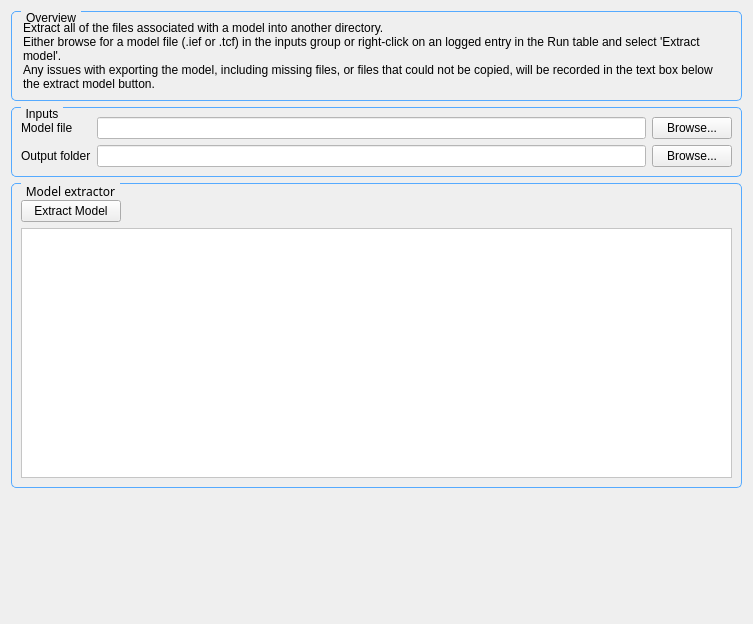
ErmeviewEnvironmentalLtd/LogIT, file src/logit/extractmodel/ModelExtractor_Widget.ui: the form before one commit.
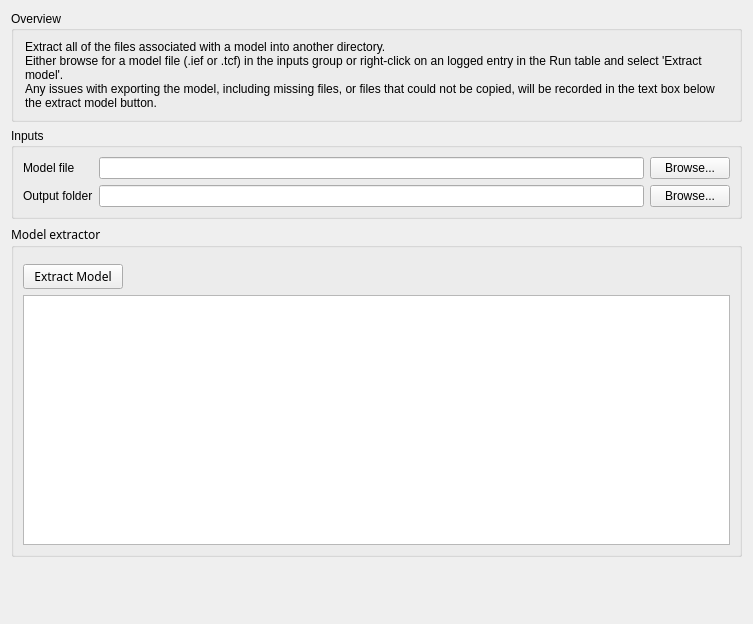
The form after the commit.

Commit message:
Reset all styles in the QT components.
Adjusting a few styles in QT was causing a massive headache as all
default styling seems to be removed for all subcomponents after this
has happened.

Everything reset to default apart from some font sizing.

Diff of the .ui file:
```diff
--- a/src/logit/extractmodel/ModelExtractor_Widget.ui
+++ b/src/logit/extractmodel/ModelExtractor_Widget.ui
@@ -13,20 +13,6 @@
   <property name="windowTitle">
    <string>Form</string>
   </property>
-  <property name="styleSheet">
-   <string notr="true">
-QGroupBox {
-	font: 75 9pt &quot;Arial&quot; bold;
-	border: 1px solid rgb(85, 170, 255);
-    border-radius: 5px;
-    margin-top: 0.5em;
-}
-QGroupBox::title { 
-    subcontrol-origin: margin;
-    left: 10px;
-    padding: 0 3px 0 3px;
- } </string>
-  </property>
   <layout class="QVBoxLayout" name="verticalLayout_2">
    <item>
     <widget class="QGroupBox" name="groupBox">
@@ -42,9 +28,6 @@
           <pointsize>9</pointsize>
          </font>
         </property>
-        <property name="styleSheet">
-         <string notr="true"/>
-        </property>
         <property name="frameShape">
          <enum>QFrame::NoFrame</enum>
         </property>
@@ -103,12 +86,7 @@
        </widget>
       </item>
       <item row="1" column="1">
-       <widget class="QLineEdit" name="extractOutputTextbox">
-        <property name="styleSheet">
-         <string notr="true">background-color: rgb(255, 255, 255);
-border-color: rgb(180, 180, 180);</string>
-        </property>
-       </widget>
+       <widget class="QLineEdit" name="extractOutputTextbox"/>
       </item>
       <item row="0" column="0">
        <widget class="QLabel" name="extractModelFileLabel">
@@ -124,12 +102,7 @@
        </widget>
       </item>
       <item row="0" column="1">
-       <widget class="QLineEdit" name="extractModelFileTextbox">
-        <property name="styleSheet">
-         <string notr="true">background-color: rgb(255, 255, 255);
-border-color: rgb(180, 180, 180);</string>
-        </property>
-       </widget>
+       <widget class="QLineEdit" name="extractModelFileTextbox"/>
       </item>
       <item row="0" column="2">
        <widget class="QPushButton" name="extractModelFileButton">
@@ -147,7 +120,7 @@
       <font>
        <family>Arial 12</family>
        <pointsize>9</pointsize>
-       <weight>9</weight>
+       <weight>50</weight>
        <italic>false</italic>
        <bold>false</bold>
       </font>
@@ -179,10 +152,6 @@
           <height>600</height>
          </size>
         </property>
-        <property name="styleSheet">
-         <string notr="true">background-color: rgb(255, 255, 255);
-border-color: rgb(180, 180, 180);</string>
-        </property>
         <property name="lineWrapMode">
          <enum>QTextEdit::NoWrap</enum>
         </property>
```
The commit also changes 4 other files.
